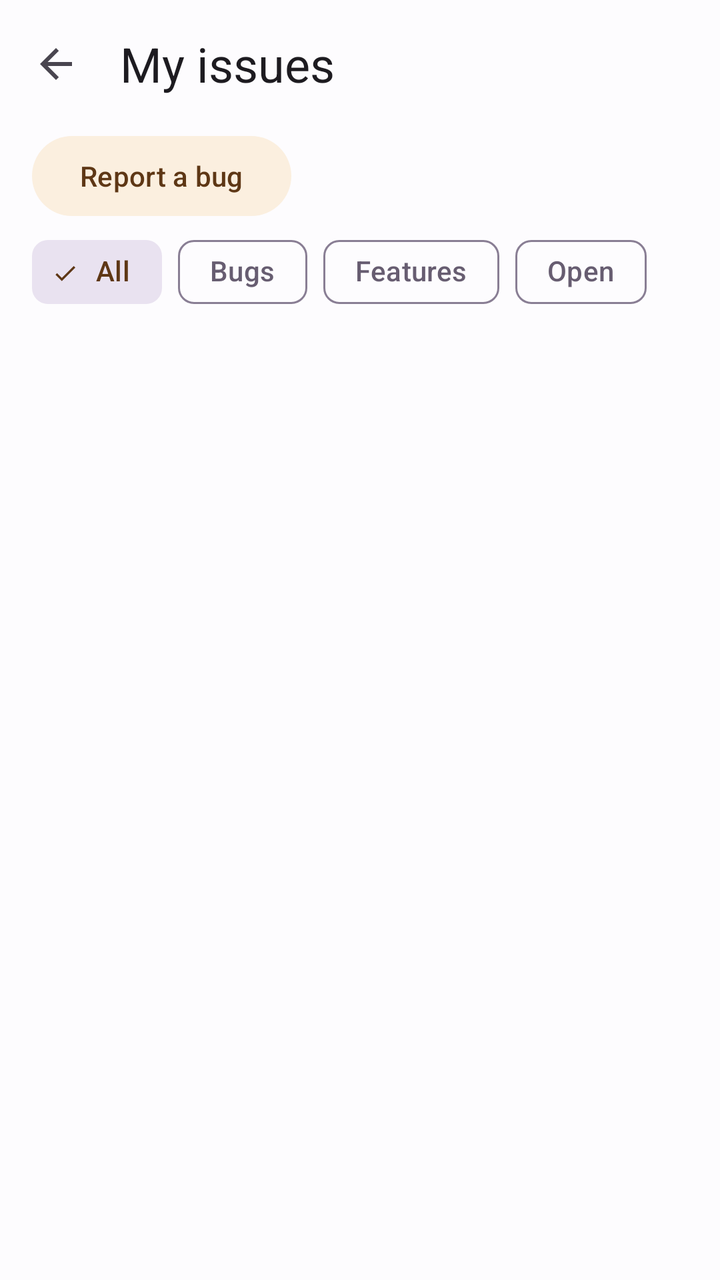
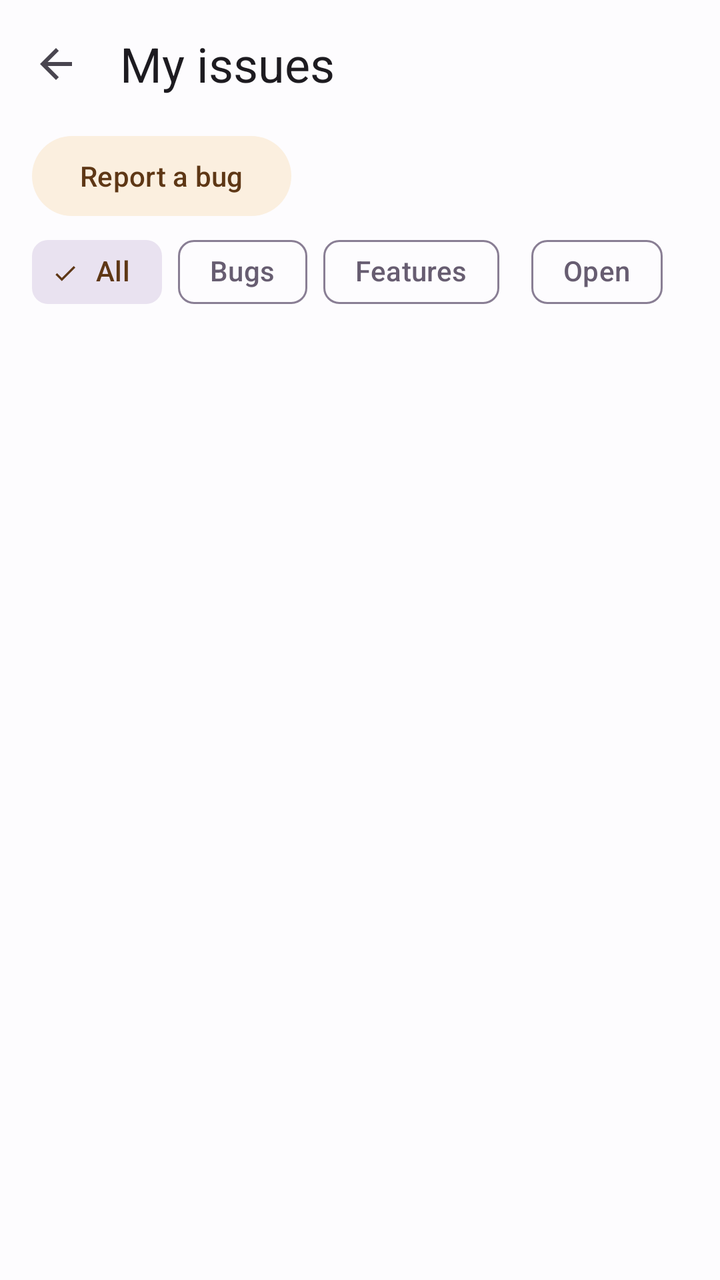

Two renders of the same Android screen: before a commit and after it. Below are the layout's source before the change and the commit's diff.
<!-- AndroidManifest.xml: application theme Theme.Bridgit -->
<!-- res/layout/fragment_my_issues.xml -->
<?xml version="1.0" encoding="utf-8"?>
<LinearLayout xmlns:android="http://schemas.android.com/apk/res/android"
    xmlns:app="http://schemas.android.com/apk/res-auto"
    android:id="@+id/root"
    android:layout_width="match_parent"
    android:layout_height="match_parent"
    android:background="?attr/colorSurface"
    android:orientation="vertical">

    <com.google.android.material.appbar.MaterialToolbar
        android:id="@+id/toolbar"
        android:layout_width="match_parent"
        android:layout_height="wrap_content"
        android:minHeight="?attr/actionBarSize"
        app:navigationContentDescription="@string/feedback_back"
        app:navigationIcon="@drawable/ic_back"
        app:title="@string/feedback_my_issues" />

    <com.google.android.material.button.MaterialButton
        android:id="@+id/new_report"
        style="@style/Widget.Material3.Button.TonalButton"
        android:layout_width="wrap_content"
        android:layout_height="wrap_content"
        android:layout_marginHorizontal="16dp"
        android:minHeight="48dp"
        android:text="@string/feedback_menu_report_bug" />

    <HorizontalScrollView
        android:layout_width="match_parent"
        android:layout_height="wrap_content"
        android:scrollbars="none">

        <com.google.android.material.chip.ChipGroup
            android:id="@+id/filters"
            android:layout_width="wrap_content"
            android:layout_height="wrap_content"
            android:paddingStart="16dp"
            android:paddingEnd="16dp"
            app:checkedChip="@id/filter_all"
            app:selectionRequired="true"
            app:singleLine="true"
            app:singleSelection="true">

            <com.google.android.material.chip.Chip
                android:id="@+id/filter_all"
                style="@style/Widget.Bridgit.FilterChip"
                android:layout_width="wrap_content"
                android:layout_height="wrap_content"
                android:text="@string/feedback_filter_all" />

            <com.google.android.material.chip.Chip
                android:id="@+id/filter_bugs"
                style="@style/Widget.Bridgit.FilterChip"
                android:layout_width="wrap_content"
                android:layout_height="wrap_content"
                android:text="@string/feedback_filter_bugs" />

            <com.google.android.material.chip.Chip
                android:id="@+id/filter_features"
                style="@style/Widget.Bridgit.FilterChip"
                android:layout_width="wrap_content"
                android:layout_height="wrap_content"
                android:text="@string/feedback_filter_features" />

            <com.google.android.material.chip.Chip
                android:id="@+id/filter_open"
                style="@style/Widget.Bridgit.FilterChip"
                android:layout_width="wrap_content"
                android:layout_height="wrap_content"
                android:text="@string/feedback_filter_open" />
        </com.google.android.material.chip.ChipGroup>
    </HorizontalScrollView>

    <FrameLayout
        android:layout_width="match_parent"
        android:layout_height="0dp"
        android:layout_weight="1">

        <androidx.recyclerview.widget.RecyclerView
            android:id="@+id/list"
            android:layout_width="match_parent"
            android:layout_height="match_parent"
            android:clipToPadding="false"
            app:layoutManager="androidx.recyclerview.widget.LinearLayoutManager" />

        <TextView
            android:id="@+id/empty"
            android:layout_width="match_parent"
            android:layout_height="wrap_content"
            android:layout_gravity="center"
            android:gravity="center"
            android:padding="32dp"
            android:text="@string/feedback_empty"
            android:textAppearance="?attr/textAppearanceBodyLarge"
            android:textColor="?attr/colorOnSurfaceVariant"
            android:visibility="gone" />
    </FrameLayout>
</LinearLayout>
<!-- resources referenced by this layout -->
<resources>
  <string name="feedback_back">Back</string>
  <string name="feedback_empty">No reports yet.</string>
  <string name="feedback_filter_all">All</string>
  <string name="feedback_filter_bugs">Bugs</string>
  <string name="feedback_filter_features">Features</string>
  <string name="feedback_filter_open">Open</string>
  <string name="feedback_menu_report_bug">Report a bug</string>
  <string name="feedback_my_issues">My issues</string>
  <style name="Widget.Bridgit.FilterChip" parent="Widget.Material3.Chip.Filter">
          <item name="chipBackgroundColor">@color/activity_filter_chip_bg</item>
      </style>
  <color name="b_primary">#6D587E</color>
  <color name="b_on_primary">#FFFFFF</color>
  <color name="b_primary_container">#E9E2F0</color>
  <color name="b_on_primary_container">#332C3D</color>
  <color name="b_secondary">#83501E</color>
  <color name="b_on_secondary">#FFFFFF</color>
  <color name="b_secondary_container">#FBEFDF</color>
  <color name="b_on_secondary_container">#5E3715</color>
  <color name="b_surface">#FDFCFE</color>
  <color name="b_on_surface">#332C3D</color>
  <color name="b_surface_container">#F1EEF6</color>
  <color name="b_surface_container_high">#EAE5F0</color>
  <color name="b_surface_container_highest">#E2DCE9</color>
  <color name="b_surface_container_low">#F7F4FA</color>
  <color name="b_surface_container_lowest">#FFFFFF</color>
  <color name="b_on_surface_variant">#675D71</color>
  <color name="b_outline">#897E94</color>
  <color name="b_outline_variant">#E2DCE9</color>
  <color name="b_error">#A52D48</color>
  <color name="b_on_error">#FFFFFF</color>
  <color name="b_error_container">#F9E9ED</color>
  <color name="b_on_error_container">#5F1631</color>
  <color name="b_success">#16834A</color>
  <color name="b_success_container">#E6F3EB</color>
  <color name="b_on_success_container">#164D31</color>
  <color name="b_warning">#83501E</color>
  <style name="ShapeAppearance.Bridgit.Small" parent="ShapeAppearance.Material3.Corner.Small"><item name="cornerSize">8dp</item></style>
  <style name="ShapeAppearance.Bridgit.Medium" parent="ShapeAppearance.Material3.Corner.Medium"><item name="cornerSize">12dp</item></style>
  <style name="ShapeAppearance.Bridgit.Large" parent="ShapeAppearance.Material3.Corner.Large"><item name="cornerSize">16dp</item></style>
  <style name="TextAppearance.Bridgit.BodyLarge" parent="TextAppearance.Material3.BodyLarge"><item name="android:textSize">16sp</item></style>
  <style name="TextAppearance.Bridgit.BodyMedium" parent="TextAppearance.Material3.BodyMedium"><item name="android:textSize">15sp</item></style>
  <style name="TextAppearance.Bridgit.BodySmall" parent="TextAppearance.Material3.BodySmall"><item name="android:textSize">14sp</item></style>
  <style name="TextAppearance.Bridgit.Label" parent="TextAppearance.Material3.LabelLarge"><item name="android:textSize">14sp</item></style>
  <style name="TextAppearance.Bridgit.Supporting" parent="TextAppearance.Material3.LabelSmall"><item name="android:textSize">12sp</item></style>
  <style name="TextAppearance.Bridgit.TitleLarge" parent="TextAppearance.Material3.TitleLarge"><item name="android:textSize">24sp</item></style>
  <style name="TextAppearance.Bridgit.TitleMedium" parent="TextAppearance.Material3.TitleMedium"><item name="android:textSize">18sp</item></style>
  <style name="TextAppearance.Bridgit.TitleSmall" parent="TextAppearance.Material3.TitleSmall"><item name="android:textSize">16sp</item></style>
  <style name="Widget.Bridgit.OutlinedButton" parent="Widget.Material3.Button.OutlinedButton">
          <item name="backgroundTint">@color/toggle_checked_bg</item>
      </style>
  <!-- drawable splash_icon (drawable-v31) -->
  <?xml version="1.0" encoding="utf-8"?>
  <shape xmlns:android="http://schemas.android.com/apk/res/android" android:shape="rectangle">
      <solid android:color="@android:color/transparent" />
  </shape>
  <!-- unchanged entries left out for length: 5 -->
</resources>

<!-- the commit's change to res/layout/fragment_my_issues.xml (unified diff, before → after) -->
@@ -30,45 +30,64 @@
         android:layout_height="wrap_content"
         android:scrollbars="none">
 
-        <com.google.android.material.chip.ChipGroup
-            android:id="@+id/filters"
+        
+        <LinearLayout
             android:layout_width="wrap_content"
             android:layout_height="wrap_content"
+            android:orientation="horizontal"
             android:paddingStart="16dp"
-            android:paddingEnd="16dp"
-            app:checkedChip="@id/filter_all"
-            app:selectionRequired="true"
-            app:singleLine="true"
-            app:singleSelection="true">
+            android:paddingEnd="16dp">
 
-            <com.google.android.material.chip.Chip
-                android:id="@+id/filter_all"
-                style="@style/Widget.Bridgit.FilterChip"
+            <com.google.android.material.chip.ChipGroup
+                android:id="@+id/kind_filters"
                 android:layout_width="wrap_content"
                 android:layout_height="wrap_content"
-                android:text="@string/feedback_filter_all" />
+                android:tag="pills:kind"
+                app:checkedChip="@id/filter_all"
+                app:selectionRequired="true"
+                app:singleLine="true"
+                app:singleSelection="true">
 
-            <com.google.android.material.chip.Chip
-                android:id="@+id/filter_bugs"
-                style="@style/Widget.Bridgit.FilterChip"
+                <com.google.android.material.chip.Chip
+                    android:id="@+id/filter_all"
+                    style="@style/Widget.Bridgit.FilterChip"
+                    android:layout_width="wrap_content"
+                    android:layout_height="wrap_content"
+                    android:text="@string/feedback_filter_all" />
+
+                <com.google.android.material.chip.Chip
+                    android:id="@+id/filter_bugs"
+                    style="@style/Widget.Bridgit.FilterChip"
+                    android:layout_width="wrap_content"
+                    android:layout_height="wrap_content"
+                    android:text="@string/feedback_filter_bugs" />
+
+                <com.google.android.material.chip.Chip
+                    android:id="@+id/filter_features"
+                    style="@style/Widget.Bridgit.FilterChip"
+                    android:layout_width="wrap_content"
+                    android:layout_height="wrap_content"
+                    android:text="@string/feedback_filter_features" />
+            </com.google.android.material.chip.ChipGroup>
+
+            <com.google.android.material.chip.ChipGroup
+                android:id="@+id/status_filters"
                 android:layout_width="wrap_content"
                 android:layout_height="wrap_content"
-                android:text="@string/feedback_filter_bugs" />
+                android:layout_marginStart="16dp"
+                android:tag="pills:status"
+                app:selectionRequired="false"
+                app:singleLine="true"
+                app:singleSelection="false">
 
-            <com.google.android.material.chip.Chip
-                android:id="@+id/filter_features"
-                style="@style/Widget.Bridgit.FilterChip"
-                android:layout_width="wrap_content"
-                android:layout_height="wrap_content"
-                android:text="@string/feedback_filter_features" />
-
-            <com.google.android.material.chip.Chip
-                android:id="@+id/filter_open"
-                style="@style/Widget.Bridgit.FilterChip"
-                android:layout_width="wrap_content"
-                android:layout_height="wrap_content"
-                android:text="@string/feedback_filter_open" />
-        </com.google.android.material.chip.ChipGroup>
+                <com.google.android.material.chip.Chip
+                    android:id="@+id/filter_open"
+                    style="@style/Widget.Bridgit.FilterChip"
+                    android:layout_width="wrap_content"
+                    android:layout_height="wrap_content"
+                    android:text="@string/feedback_filter_open" />
+            </com.google.android.material.chip.ChipGroup>
+        </LinearLayout>
     </HorizontalScrollView>
 
     <FrameLayout
